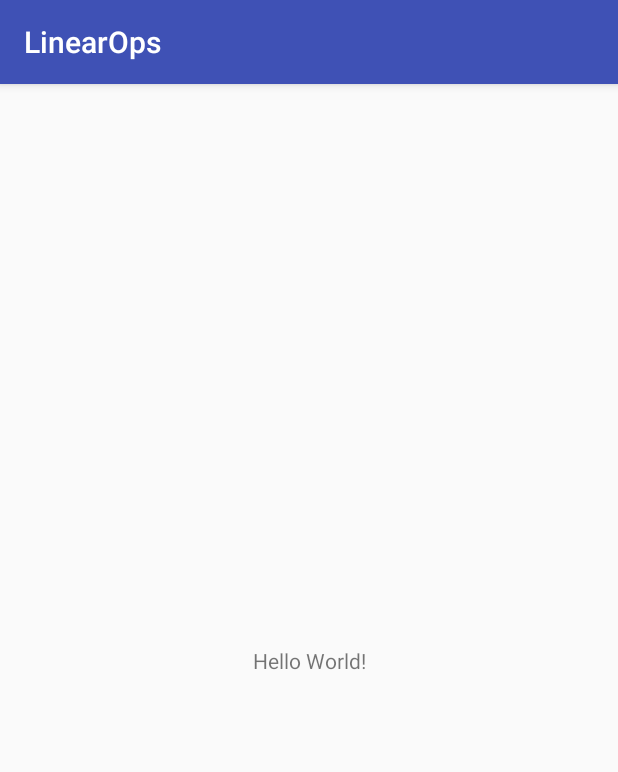
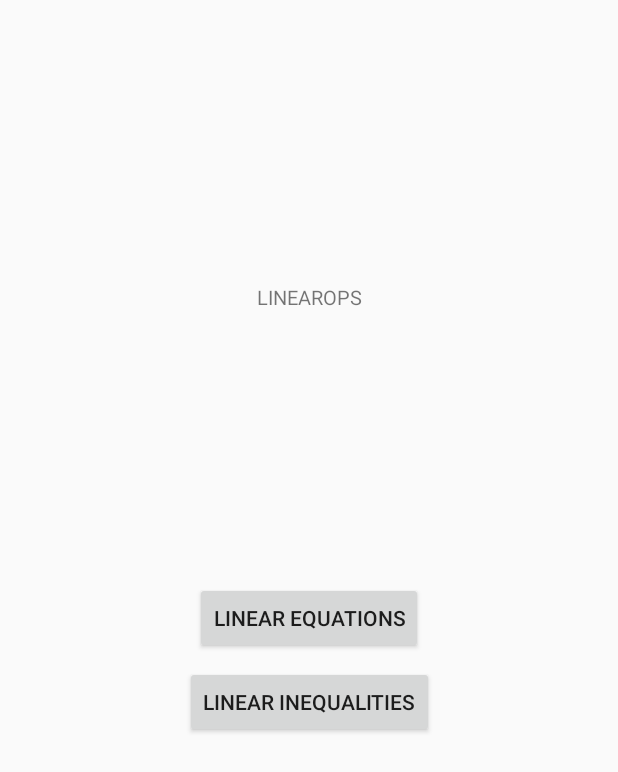
Before and after one commit to jptalusan/LinearOps, an Android app: the screen it shows after launch (MainActivity), on a phone screen of 412 x 824 dp. Shown: the top 772 px of the screen. Run offline under Robolectric (Android 15) with nearby library versions, the phone set to English and light mode, and no system bars; our stand-ins replace data binding.

Commit message:
Starting application Added activities and layouts

```diff
--- a/app/build.gradle
+++ b/app/build.gradle
@@ -17,6 +17,7 @@ android {
             proguardFiles getDefaultProguardFile('proguard-android.txt'), 'proguard-rules.pro'
         }
     }
+    dataBinding.enabled = true
 }
 
 dependencies {
--- /dev/null
+++ b/app/src/main/java/com/freelance/jptalusan/linearops/AutoResizeTextView.java
@@ -0,0 +1,301 @@
+package com.freelance.jptalusan.linearops;
+
+import android.annotation.TargetApi;
+import android.content.Context;
+import android.content.res.Resources;
+import android.graphics.RectF;
+import android.os.Build;
+import android.support.v7.widget.AppCompatTextView;
+import android.text.Layout.Alignment;
+import android.text.StaticLayout;
+import android.text.TextPaint;
+import android.text.method.TransformationMethod;
+import android.util.AttributeSet;
+import android.util.SparseIntArray;
+import android.util.TypedValue;
+
+/**
+ * http://stackoverflow.com/questions/16017165/auto-fit-textview-for-android/21851239
+ */
+public class AutoResizeTextView extends AppCompatTextView {
+
+    public AutoResizeTextView(Context context) {
+        super(context);
+        initialize();
+    }
+
+    public AutoResizeTextView(Context context, AttributeSet attrs) {
+        super(context, attrs);
+        initialize();
+    }
+
+    public AutoResizeTextView(Context context, AttributeSet attrs, int defStyleAttr) {
+        super(context, attrs, defStyleAttr);
+        initialize();
+    }
+
+    private interface SizeTester {
+        /**
+         *
+         * @param suggestedSize
+         *            Size of text to be tested
+         * @param availableSpace
+         *            available space in which text must fit
+         * @return an integer < 0 if after applying {@code suggestedSize} to
+         *         text, it takes less space than {@code availableSpace}, > 0
+         *         otherwise
+         */
+        public int onTestSize(int suggestedSize, RectF availableSpace);
+    }
+
+    private RectF mTextRect = new RectF();
+
+    private RectF mAvailableSpaceRect;
+
+    private SparseIntArray mTextCachedSizes;
+
+    private TextPaint mPaint;
+
+    private float mMaxTextSize;
+
+    private float mSpacingMult = 1.0f;
+
+    private float mSpacingAdd = 0.0f;
+
+    private float mMinTextSize = 20;
+
+    private int mWidthLimit;
+
+    private static final int NO_LINE_LIMIT = -1;
+    private int mMaxLines;
+
+    private boolean mEnableSizeCache = true;
+    private boolean mInitializedDimens;
+
+    private void initialize() {
+        mPaint = new TextPaint(getPaint());
+        mMaxTextSize = getTextSize();
+        mAvailableSpaceRect = new RectF();
+        mTextCachedSizes = new SparseIntArray();
+        if (mMaxLines == 0) {
+            // no value was assigned during construction
+            mMaxLines = NO_LINE_LIMIT;
+        }
+    }
+
+    @Override
+    public void setTextSize(float size) {
+        mMaxTextSize = size;
+        mTextCachedSizes.clear();
+        adjustTextSize();
+    }
+
+    @Override
+    public void setMaxLines(int maxlines) {
+        super.setMaxLines(maxlines);
+        mMaxLines = maxlines;
+        adjustTextSize();
+    }
+
+    public int getMaxLines() {
+        return mMaxLines;
+    }
+
+    @Override
+    public void setSingleLine() {
+        super.setSingleLine();
+        mMaxLines = 1;
+        adjustTextSize();
+    }
+
+    @Override
+    public void setSingleLine(boolean singleLine) {
+        super.setSingleLine(singleLine);
+        if (singleLine) {
+            mMaxLines = 1;
+        } else {
+            mMaxLines = NO_LINE_LIMIT;
+        }
+        adjustTextSize();
+    }
+
+    @Override
+    public void setLines(int lines) {
+        super.setLines(lines);
+        mMaxLines = lines;
+        adjustTextSize();
+    }
+
+    @Override
+    public void setTextSize(int unit, float size) {
+        Context c = getContext();
+        Resources r;
+
+        if (c == null)
+            r = Resources.getSystem();
+        else
+            r = c.getResources();
+        mMaxTextSize = TypedValue.applyDimension(unit, size,
+                r.getDisplayMetrics());
+        mTextCachedSizes.clear();
+        adjustTextSize();
+    }
+
+    @Override
+    public void setLineSpacing(float add, float mult) {
+        super.setLineSpacing(add, mult);
+        mSpacingMult = mult;
+        mSpacingAdd = add;
+    }
+
+    /**
+     * Set the lower text size limit and invalidate the view
+     *
+     * @param minTextSize
+     */
+    public void setMinTextSize(float minTextSize) {
+        mMinTextSize = minTextSize;
+        adjustTextSize();
+    }
+
+    private void adjustTextSize() {
+        if (!mInitializedDimens) {
+            return;
+        }
+        int startSize = (int) mMinTextSize;
+        int heightLimit = getMeasuredHeight() - getCompoundPaddingBottom()
+                - getCompoundPaddingTop();
+        mWidthLimit = getMeasuredWidth() - getCompoundPaddingLeft()
+                - getCompoundPaddingRight();
+        mAvailableSpaceRect.right = mWidthLimit;
+        mAvailableSpaceRect.bottom = heightLimit;
+        super.setTextSize(
+                TypedValue.COMPLEX_UNIT_PX,
+                efficientTextSizeSearch(startSize, (int) mMaxTextSize,
+                        mSizeTester, mAvailableSpaceRect));
+    }
+
+    private final SizeTester mSizeTester = new SizeTester() {
+        @TargetApi(Build.VERSION_CODES.JELLY_BEAN)
+        @Override
+        public int onTestSize(int suggestedSize, RectF availableSPace) {
+            mPaint.setTextSize(suggestedSize);
+            String text = getTransformedText();
+            boolean singleline = getMaxLines() == 1;
+            if (singleline) {
+                mTextRect.bottom = mPaint.getFontSpacing();
+                mTextRect.right = mPaint.measureText(text);
+            } else {
+                StaticLayout layout = new StaticLayout(text, mPaint,
+                        mWidthLimit, Alignment.ALIGN_NORMAL, mSpacingMult,
+                        mSpacingAdd, true);
+                // return early if we have more lines
+                if (getMaxLines() != NO_LINE_LIMIT
+                        && layout.getLineCount() > getMaxLines()) {
+                    return 1;
+                }
+                mTextRect.bottom = layout.getHeight();
+                int maxWidth = -1;
+                for (int i = 0; i < layout.getLineCount(); i++) {
+                    if (maxWidth < layout.getLineWidth(i)) {
+                        maxWidth = (int) layout.getLineWidth(i);
+                    }
+                }
+                mTextRect.right = maxWidth;
+            }
+
+            mTextRect.offsetTo(0, 0);
+            if (availableSPace.contains(mTextRect)) {
+                // may be too small, don't worry we will find the best match
+                return -1;
+            } else {
+                // too big
+                return 1;
+            }
+        }
+    };
+
+    /**
+     * Enables or disables size caching, enabling it will improve performance
+     * where you are animating a value inside TextView. This stores the font
+     * size against getText().length() Be careful though while enabling it as 0
+     * takes more space than 1 on some fonts and so on.
+     *
+     * @param enable
+     *            enable font size caching
+     */
+    public void enableSizeCache(boolean enable) {
+        mEnableSizeCache = enable;
+        mTextCachedSizes.clear();
+        adjustTextSize();
+    }
+
+    private int efficientTextSizeSearch(int start, int end,
+                                        SizeTester sizeTester, RectF availableSpace) {
+        if (!mEnableSizeCache) {
+            return binarySearch(start, end, sizeTester, availableSpace);
+        }
+        int key = getText().toString().length();
+        int size = mTextCachedSizes.get(key);
+        if (size != 0) {
+            return size;
+        }
+        size = binarySearch(start, end, sizeTester, availableSpace);
+        mTextCachedSizes.put(key, size);
+        return size;
+    }
+
+    private static int binarySearch(int start, int end, SizeTester sizeTester,
+                                    RectF availableSpace) {
+        int lastBest = start;
+        int lo = start;
+        int hi = end - 1;
+        int mid;
+        while (lo <= hi) {
+            mid = (lo + hi) >>> 1;
+            int midValCmp = sizeTester.onTestSize(mid, availableSpace);
+            if (midValCmp < 0) {
+                lastBest = lo;
+                lo = mid + 1;
+            } else if (midValCmp > 0) {
+                hi = mid - 1;
+                lastBest = hi;
+            } else {
+                return mid;
+            }
+        }
+        // make sure to return last best
+        // this is what should always be returned
+        return lastBest;
+
+    }
+
+    @Override
+    protected void onTextChanged(final CharSequence text, final int start,
+                                 final int before, final int after) {
+        super.onTextChanged(text, start, before, after);
+        adjustTextSize();
+    }
+
+    @Override
+    protected void onSizeChanged(int width, int height, int oldwidth,
+                                 int oldheight) {
+        mInitializedDimens = true;
+        mTextCachedSizes.clear();
+        super.onSizeChanged(width, height, oldwidth, oldheight);
+        if (width != oldwidth || height != oldheight) {
+            adjustTextSize();
+        }
+    }
+
+    private String getTransformedText() {
+        CharSequence text = getText();
+        if (text != null) {
+            TransformationMethod transformationMethod = getTransformationMethod();
+            if (transformationMethod != null) {
+                text = transformationMethod.getTransformation(text, this);
+            }
+        }
+        return text == null ? null : text.toString();
+    }
+}
--- a/app/src/main/java/com/freelance/jptalusan/linearops/MainActivity.java
+++ b/app/src/main/java/com/freelance/jptalusan/linearops/MainActivity.java
@@ -1,13 +1,33 @@
 package com.freelance.jptalusan.linearops;
 
+import android.content.Intent;
+import android.databinding.DataBindingUtil;
 import android.support.v7.app.AppCompatActivity;
 import android.os.Bundle;
+import android.view.View;
+
+import com.freelance.jptalusan.linearops.databinding.ActivityMainBinding;
 
 public class MainActivity extends AppCompatActivity {
 
     @Override
     protected void onCreate(Bundle savedInstanceState) {
         super.onCreate(savedInstanceState);
-        setContentView(R.layout.activity_main);
+
+        ActivityMainBinding binding = DataBindingUtil.setContentView(this, R.layout.activity_main);
+        binding.linearEquality.setOnClickListener(new View.OnClickListener() {
+            @Override
+            public void onClick(View view) {
+                Intent i = new Intent(MainActivity.this, LinearEqualityActivity.class);
+                startActivity(i);
+            }
+        });
+
+        binding.linearInequality.setOnClickListener(new View.OnClickListener() {
+            @Override
+            public void onClick(View view) {
+
+            }
+        });
     }
 }
--- /dev/null
+++ b/app/src/main/java/com/freelance/jptalusan/linearops/SplashActivity.java
@@ -0,0 +1,16 @@
+package com.freelance.jptalusan.linearops;
+
+import android.content.Intent;
+import android.os.Bundle;
+import android.support.v7.app.AppCompatActivity;
+
+public class SplashActivity extends AppCompatActivity {
+
+    @Override
+    protected void onCreate(Bundle savedInstanceState) {
+        super.onCreate(savedInstanceState);
+        Intent intent = new Intent(this, MainActivity.class);
+        startActivity(intent);
+        finish();
+    }
+}
--- /dev/null
+++ b/app/src/main/res/drawable/splash.xml
@@ -0,0 +1,13 @@
+<?xml version="1.0" encoding="utf-8"?>
+<layer-list xmlns:android="http://schemas.android.com/apk/res/android">
+
+    <item
+        android:drawable="@color/colorAccent"/>
+
+    <item>
+        <bitmap
+            android:gravity="center"
+            android:src="@mipmap/ic_launcher"/>
+    </item>
+
+</layer-list>
--- a/app/src/main/res/layout/activity_main.xml
+++ b/app/src/main/res/layout/activity_main.xml
@@ -1,18 +1,47 @@
 <?xml version="1.0" encoding="utf-8"?>
-<android.support.constraint.ConstraintLayout xmlns:android="http://schemas.android.com/apk/res/android"
+<layout
+    xmlns:android="http://schemas.android.com/apk/res/android"
     xmlns:app="http://schemas.android.com/apk/res-auto"
-    xmlns:tools="http://schemas.android.com/tools"
+    xmlns:tools="http://schemas.android.com/tools">
+<android.support.constraint.ConstraintLayout
     android:layout_width="match_parent"
     android:layout_height="match_parent"
     tools:context="com.freelance.jptalusan.linearops.MainActivity">
 
-    <TextView
+    <com.freelance.jptalusan.linearops.AutoResizeTextView
+        android:layout_width="0dp"
+        android:layout_height="0dp"
+        android:layout_marginBottom="0dp"
+        android:layout_marginTop="8dp"
+        android:text="LinearOps"
+        android:textAlignment="center"
+        android:gravity="center_vertical"
+        app:layout_constraintBottom_toTopOf="@+id/linearEquality"
+        app:layout_constraintLeft_toLeftOf="parent"
+        app:layout_constraintRight_toRightOf="parent"
+        app:layout_constraintTop_toTopOf="parent"
+        app:layout_constraintVertical_bias="0.19999999"
+        app:textAllCaps="true" />
+
+    <Button
+        android:id="@+id/linearEquality"
         android:layout_width="wrap_content"
         android:layout_height="wrap_content"
-        android:text="Hello World!"
+        android:text="Linear Equations"
         app:layout_constraintBottom_toBottomOf="parent"
+        app:layout_constraintTop_toTopOf="parent"
+        app:layout_constraintRight_toRightOf="parent"
+        app:layout_constraintLeft_toLeftOf="parent" />
+
+    <Button
+        android:id="@+id/linearInequality"
+        android:layout_width="wrap_content"
+        android:layout_height="wrap_content"
+        android:layout_marginTop="8dp"
+        android:text="Linear Inequalities"
         app:layout_constraintLeft_toLeftOf="parent"
         app:layout_constraintRight_toRightOf="parent"
-        app:layout_constraintTop_toTopOf="parent" />
+        app:layout_constraintTop_toBottomOf="@+id/linearEquality" />
 
 </android.support.constraint.ConstraintLayout>
+</layout>
--- a/app/src/main/res/values/styles.xml
+++ b/app/src/main/res/values/styles.xml
@@ -1,11 +1,14 @@
 <resources>
 
     <!-- Base application theme. -->
-    <style name="AppTheme" parent="Theme.AppCompat.Light.DarkActionBar">
+    <style name="AppTheme" parent="Theme.AppCompat.Light.NoActionBar">
         <!-- Customize your theme here. -->
         <item name="colorPrimary">@color/colorPrimary</item>
         <item name="colorPrimaryDark">@color/colorPrimaryDark</item>
         <item name="colorAccent">@color/colorAccent</item>
     </style>
 
+    <style name="SplashTheme" parent="Theme.AppCompat.NoActionBar">
+        <item name="android:windowBackground">@drawable/splash</item>
+    </style>
 </resources>
```
Also changed, not shown: app/src/main/AndroidManifest.xml (+11 -0 lines), app/src/main/java/com/freelance/jptalusan/linearops/LinearEqualityActivity.java (added, +13 -0 lines), app/src/main/res/layout-land/activity_linear_equality.xml (added, +80 -0 lines), app/src/main/res/layout/activity_linear_equality.xml (added, +9 -0 lines).
